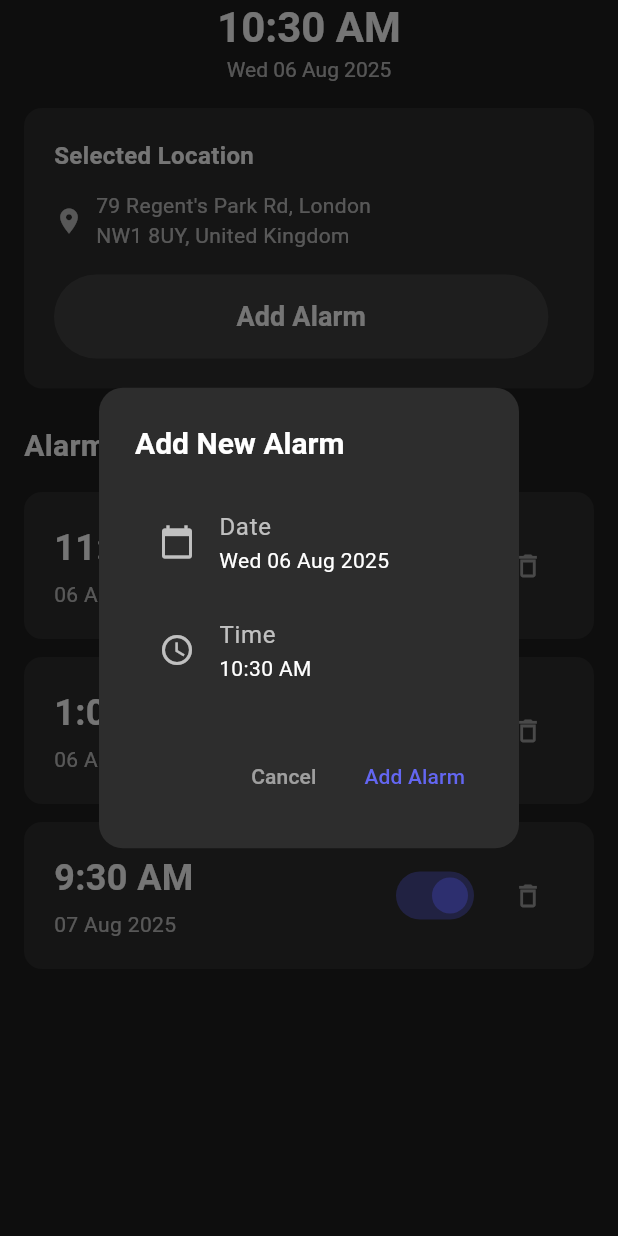
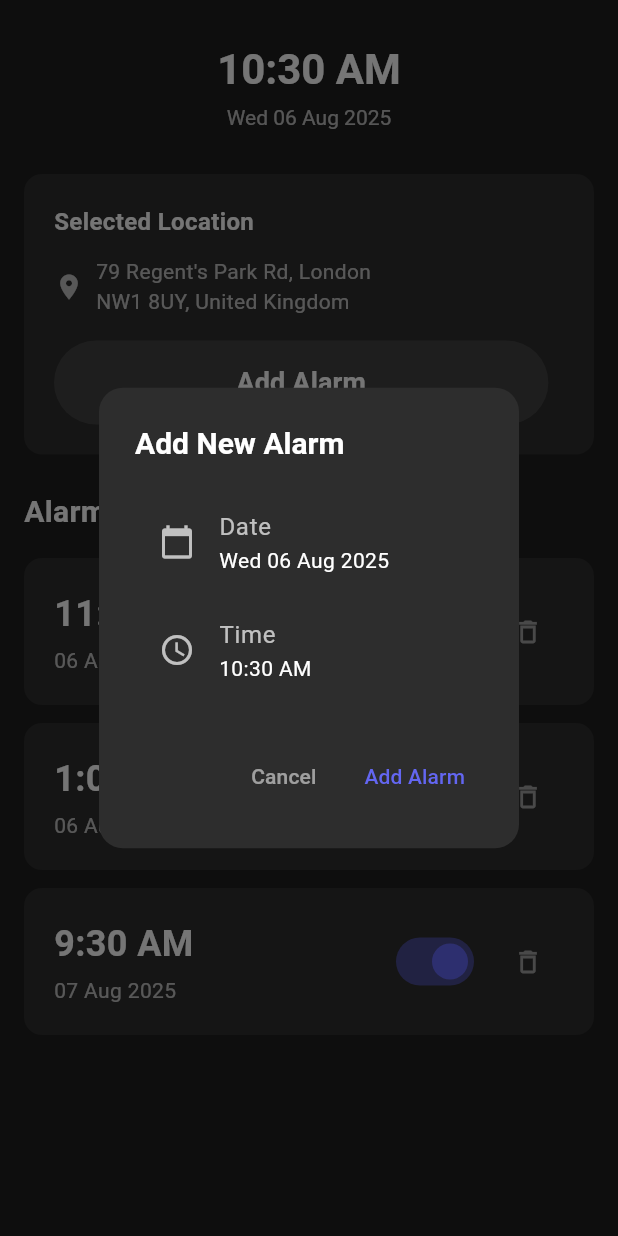
Before and after one commit to mdomarfarooq1/alarmo, a Flutter app: the HomePage screen opened by its route, after a tap on "Add Alarm", on a phone screen of 412 x 824 dp. Run offline on Flutter 3.47's test engine with Material 3 defaults, Android fonts, the phone set to English and light mode, and no system bars; our stand-ins replace geocoding, geolocator.

Commit message:
Add location page logic and finalize the Home page

```diff
--- a/lib/features/home/home_page.dart
+++ b/lib/features/home/home_page.dart
@@ -86,6 +86,17 @@ class _HomePageState extends State<HomePage> {
   }
 
   @override
+  void didChangeDependencies() {
+    super.didChangeDependencies();
+
+    // Get location from navigation arguments if available
+    final String? location = ModalRoute.of(context)?.settings.arguments as String?;
+    if (location != null) {
+      _viewModel.updateLocation(location);
+    }
+  }
+
+  @override
   void dispose() {
     // Cancel the timer when widget is disposed
     _timer.cancel();
@@ -103,7 +114,10 @@ class _HomePageState extends State<HomePage> {
         elevation: 0, // No shadow
         automaticallyImplyLeading: false, // Remove back button
         centerTitle: true, // Center the title
-        title: Column(
+        toolbarHeight: 100, // Increase height to push content down
+        title: Padding(
+          padding: const EdgeInsets.only(top: 16), // Add top padding
+          child: Column(
             children: [
               // Current time display - large and prominent
               Text(
@@ -114,6 +128,7 @@ class _HomePageState extends State<HomePage> {
                   fontWeight: FontWeight.bold,
                 ),
               ),
+              const SizedBox(height: 4), // Add space between time and date
               // Current date display - smaller below time
               Text(
                 DateFormatter.formatDate(_currentDateTime),
@@ -124,6 +139,7 @@ class _HomePageState extends State<HomePage> {
                 ),
               ),
             ],
+          ),
         ),
       ),
       body: Padding(
@@ -162,13 +178,18 @@ class _HomePageState extends State<HomePage> {
                       ),
                       const SizedBox(width: 8),
                       Expanded(
-                        child: Text(
+                        child: AnimatedBuilder(
+                          animation: _viewModel,
+                          builder: (context, child) {
+                            return Text(
                               _viewModel.selectedLocation,
                               style: const TextStyle(
                                 color: Colors.white70,
                                 fontSize: 14,
                                 height: 1.4,
                               ),
+                            );
+                          },
                         ),
                       ),
                     ],
--- a/lib/main.dart
+++ b/lib/main.dart
@@ -3,14 +3,19 @@ import 'package:alarmo/features/home/home_page.dart';
 import 'package:alarmo/features/onboarding/onboarding_page.dart';
 import 'package:alarmo/features/location/location_page.dart';
 
+
+
 void main() => runApp(const MyApp());
 
 class MyApp extends StatelessWidget {
+
   const MyApp({super.key});
 
   @override
+
   Widget build(BuildContext context) {
     return MaterialApp(
+      debugShowCheckedModeBanner: false,
       title: 'Alarmo',
       theme: ThemeData(
         primarySwatch: Colors.blue,
```
Also changed, not shown: lib/features/location/location_page.dart (+56 -4 lines), lib/networks/api_service.dart (+61 -3 lines), pubspec.yaml (+7 -0 lines), pubspec.lock, 5 other files. Lines whose indentation alone changed are shown as unchanged.
